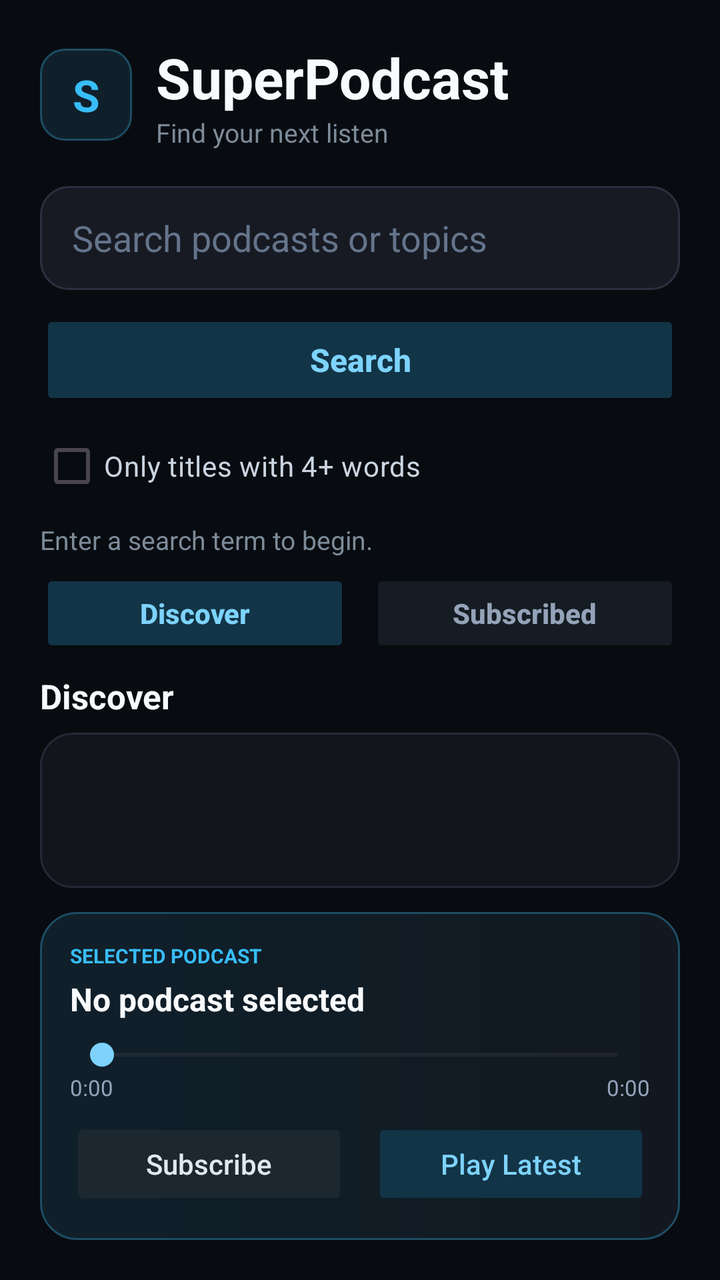
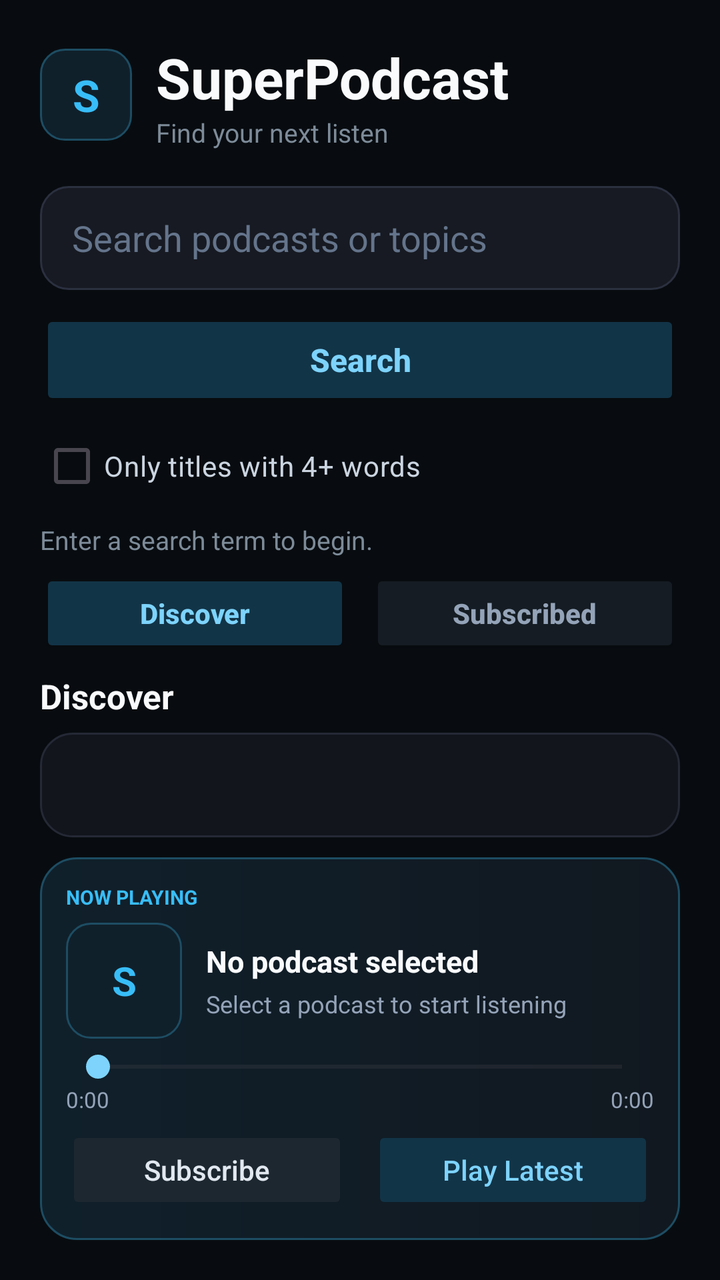

The first picture is an Android layout as it rendered before a commit; the second is the same layout after the commit. The layout source and the unified diff follow.
<!-- AndroidManifest.xml: application theme Theme.AndroidApp4 -->
<!-- res/layout/activity_main.xml -->
<?xml version="1.0" encoding="utf-8"?>
<LinearLayout xmlns:android="http://schemas.android.com/apk/res/android"
    xmlns:tools="http://schemas.android.com/tools"
    android:id="@+id/main"
    android:layout_width="match_parent"
    android:layout_height="match_parent"
    android:background="#080C10"
    android:orientation="vertical"
    android:padding="20dp"
    tools:context=".MainActivity">

    <LinearLayout android:layout_width="match_parent" android:layout_height="wrap_content" android:gravity="center_vertical" android:orientation="horizontal">
        <TextView android:layout_width="46dp" android:layout_height="46dp" android:background="@drawable/podcast_initial_background" android:gravity="center" android:text="S" android:textColor="#38BDF8" android:textSize="22sp" android:textStyle="bold" />
        <LinearLayout android:layout_width="0dp" android:layout_height="wrap_content" android:layout_marginStart="12dp" android:layout_weight="1" android:orientation="vertical">
            <TextView android:layout_width="wrap_content" android:layout_height="wrap_content" android:text="SuperPodcast" android:textColor="#F8FAFC" android:textSize="28sp" android:textStyle="bold" />
            <TextView android:layout_width="wrap_content" android:layout_height="wrap_content" android:text="Find your next listen" android:textColor="#7D8B99" android:textSize="13sp" />
        </LinearLayout>
    </LinearLayout>

    <EditText android:id="@+id/searchEditText" android:layout_width="match_parent" android:layout_height="52dp" android:layout_marginTop="18dp" android:background="@drawable/search_background" android:hint="Search podcasts or topics" android:inputType="text" android:paddingHorizontal="16dp" android:singleLine="true" android:textColor="#F8FAFC" android:textColorHighlight="#38BDF8" android:textColorHint="#64748B" />
    <Button android:id="@+id/searchButton" android:layout_width="match_parent" android:layout_height="50dp" android:layout_marginTop="10dp" android:backgroundTint="#123447" android:text="Search" android:textAllCaps="false" android:textColor="#7DD3FC" android:textSize="16sp" android:textStyle="bold" />
    <CheckBox android:id="@+id/longTitleCheckBox" android:layout_width="wrap_content" android:layout_height="wrap_content" android:layout_marginTop="4dp" android:buttonTint="#38BDF8" android:text="Only titles with 4+ words" android:textColor="#CBD5E1" />

    <LinearLayout android:layout_width="match_parent" android:layout_height="wrap_content" android:gravity="center_vertical" android:orientation="horizontal" android:paddingVertical="4dp">
        <ProgressBar android:id="@+id/progressBar" android:layout_width="22dp" android:layout_height="22dp" android:layout_marginEnd="10dp" android:indeterminateTint="#38BDF8" android:visibility="gone" />
        <TextView android:id="@+id/statusTextView" android:layout_width="0dp" android:layout_height="wrap_content" android:layout_weight="1" android:text="Enter a search term to begin." android:textColor="#7D8B99" android:textSize="13sp" />
    </LinearLayout>

    <LinearLayout android:layout_width="match_parent" android:layout_height="44dp" android:layout_marginTop="2dp" android:orientation="horizontal">
        <Button android:id="@+id/discoverTabButton" android:layout_width="0dp" android:layout_height="44dp" android:layout_marginEnd="5dp" android:layout_weight="1" android:backgroundTint="#123447" android:text="Discover" android:textAllCaps="false" android:textColor="#7DD3FC" android:textStyle="bold" />
        <Button android:id="@+id/subscribedTabButton" android:layout_width="0dp" android:layout_height="44dp" android:layout_marginStart="5dp" android:layout_weight="1" android:backgroundTint="#151C23" android:text="Subscribed" android:textAllCaps="false" android:textColor="#94A3B8" android:textStyle="bold" />
    </LinearLayout>

    <TextView android:id="@+id/listSectionTitleTextView" android:layout_width="wrap_content" android:layout_height="wrap_content" android:layout_marginTop="8dp" android:layout_marginBottom="7dp" android:text="Discover" android:textColor="#F8FAFC" android:textSize="17sp" android:textStyle="bold" />
    <ListView android:id="@+id/podcastListView" android:layout_width="match_parent" android:layout_height="0dp" android:layout_weight="1" android:background="@drawable/panel_background" android:clipToPadding="false" android:divider="#1E293B" android:dividerHeight="1dp" android:paddingHorizontal="6dp" android:paddingVertical="4dp" />

    <LinearLayout android:layout_width="match_parent" android:layout_height="wrap_content" android:layout_marginTop="12dp" android:background="@drawable/player_background" android:orientation="vertical" android:padding="15dp">
        <TextView android:layout_width="wrap_content" android:layout_height="wrap_content" android:text="SELECTED PODCAST" android:textColor="#38BDF8" android:textSize="10sp" android:textStyle="bold" />
        <TextView android:id="@+id/selectedPodcastTextView" android:layout_width="match_parent" android:layout_height="wrap_content" android:layout_marginTop="4dp" android:ellipsize="end" android:maxLines="2" android:text="No podcast selected" android:textColor="#F8FAFC" android:textSize="16sp" android:textStyle="bold" />
        <SeekBar android:id="@+id/playbackSeekBar" android:layout_width="match_parent" android:layout_height="wrap_content" android:layout_marginTop="8dp" android:max="1000" android:progress="0" android:progressTint="#38BDF8" android:thumbTint="#7DD3FC" />
        <LinearLayout android:layout_width="match_parent" android:layout_height="wrap_content" android:orientation="horizontal">
            <TextView android:id="@+id/currentTimeTextView" android:layout_width="0dp" android:layout_height="wrap_content" android:layout_weight="1" android:text="0:00" android:textColor="#94A3B8" android:textSize="11sp" />
            <TextView android:id="@+id/durationTextView" android:layout_width="wrap_content" android:layout_height="wrap_content" android:text="0:00" android:textColor="#94A3B8" android:textSize="11sp" />
        </LinearLayout>
        <LinearLayout android:layout_width="match_parent" android:layout_height="wrap_content" android:layout_marginTop="8dp" android:orientation="horizontal">
            <Button android:id="@+id/subscribeButton" android:layout_width="0dp" android:layout_height="46dp" android:layout_marginEnd="6dp" android:layout_weight="1" android:backgroundTint="#1C2730" android:enabled="false" android:text="Subscribe" android:textAllCaps="false" android:textColor="#E2E8F0" />
            <Button android:id="@+id/playButton" android:layout_width="0dp" android:layout_height="46dp" android:layout_marginStart="6dp" android:layout_weight="1" android:backgroundTint="#123447" android:enabled="false" android:text="Play Latest" android:textAllCaps="false" android:textColor="#7DD3FC" />
        </LinearLayout>
    </LinearLayout>
</LinearLayout>
<!-- resources referenced by this layout -->
<resources>
  <!-- drawable panel_background (drawable) -->
  <?xml version="1.0" encoding="utf-8"?>
  <shape xmlns:android="http://schemas.android.com/apk/res/android" android:shape="rectangle">
      <solid android:color="#12151C" />
      <stroke android:width="1dp" android:color="#252936" />
      <corners android:radius="16dp" />
  </shape>
  <!-- drawable player_background (drawable) -->
  <?xml version="1.0" encoding="utf-8"?>
  <shape xmlns:android="http://schemas.android.com/apk/res/android" android:shape="rectangle">
      <gradient
          android:angle="0"
          android:startColor="#10202B"
          android:endColor="#111820" />
      <stroke android:width="1dp" android:color="#1D4D63" />
      <corners android:radius="18dp" />
  </shape>
  <!-- drawable podcast_initial_background (drawable) -->
  <?xml version="1.0" encoding="utf-8"?>
  <shape xmlns:android="http://schemas.android.com/apk/res/android" android:shape="rectangle">
      <solid android:color="#10202B" />
      <stroke android:width="1dp" android:color="#1D4D63" />
      <corners android:radius="12dp" />
  </shape>
  <!-- drawable search_background (drawable) -->
  <?xml version="1.0" encoding="utf-8"?>
  <shape xmlns:android="http://schemas.android.com/apk/res/android" android:shape="rectangle">
      <solid android:color="#171A22" />
      <stroke android:width="1dp" android:color="#2B3040" />
      <corners android:radius="14dp" />
  </shape>
  <style name="Theme.AndroidApp4" parent="Base.Theme.AndroidApp4" />
  <style name="Base.Theme.AndroidApp4" parent="Theme.Material3.DayNight.NoActionBar">
          
          
      </style>
</resources>

<!-- the commit's change to res/layout/activity_main.xml (unified diff, before → after) -->
@@ -1,14 +1,5 @@
 <?xml version="1.0" encoding="utf-8"?>
-<LinearLayout xmlns:android="http://schemas.android.com/apk/res/android"
-    xmlns:tools="http://schemas.android.com/tools"
-    android:id="@+id/main"
-    android:layout_width="match_parent"
-    android:layout_height="match_parent"
-    android:background="#080C10"
-    android:orientation="vertical"
-    android:padding="20dp"
-    tools:context=".MainActivity">
-
+<LinearLayout xmlns:android="http://schemas.android.com/apk/res/android" xmlns:tools="http://schemas.android.com/tools" android:id="@+id/main" android:layout_width="match_parent" android:layout_height="match_parent" android:background="#080C10" android:orientation="vertical" android:padding="20dp" tools:context=".MainActivity">
     <LinearLayout android:layout_width="match_parent" android:layout_height="wrap_content" android:gravity="center_vertical" android:orientation="horizontal">
         <TextView android:layout_width="46dp" android:layout_height="46dp" android:background="@drawable/podcast_initial_background" android:gravity="center" android:text="S" android:textColor="#38BDF8" android:textSize="22sp" android:textStyle="bold" />
         <LinearLayout android:layout_width="0dp" android:layout_height="wrap_content" android:layout_marginStart="12dp" android:layout_weight="1" android:orientation="vertical">
@@ -16,35 +7,40 @@
             <TextView android:layout_width="wrap_content" android:layout_height="wrap_content" android:text="Find your next listen" android:textColor="#7D8B99" android:textSize="13sp" />
         </LinearLayout>
     </LinearLayout>
-
     <EditText android:id="@+id/searchEditText" android:layout_width="match_parent" android:layout_height="52dp" android:layout_marginTop="18dp" android:background="@drawable/search_background" android:hint="Search podcasts or topics" android:inputType="text" android:paddingHorizontal="16dp" android:singleLine="true" android:textColor="#F8FAFC" android:textColorHighlight="#38BDF8" android:textColorHint="#64748B" />
     <Button android:id="@+id/searchButton" android:layout_width="match_parent" android:layout_height="50dp" android:layout_marginTop="10dp" android:backgroundTint="#123447" android:text="Search" android:textAllCaps="false" android:textColor="#7DD3FC" android:textSize="16sp" android:textStyle="bold" />
     <CheckBox android:id="@+id/longTitleCheckBox" android:layout_width="wrap_content" android:layout_height="wrap_content" android:layout_marginTop="4dp" android:buttonTint="#38BDF8" android:text="Only titles with 4+ words" android:textColor="#CBD5E1" />
-
     <LinearLayout android:layout_width="match_parent" android:layout_height="wrap_content" android:gravity="center_vertical" android:orientation="horizontal" android:paddingVertical="4dp">
         <ProgressBar android:id="@+id/progressBar" android:layout_width="22dp" android:layout_height="22dp" android:layout_marginEnd="10dp" android:indeterminateTint="#38BDF8" android:visibility="gone" />
         <TextView android:id="@+id/statusTextView" android:layout_width="0dp" android:layout_height="wrap_content" android:layout_weight="1" android:text="Enter a search term to begin." android:textColor="#7D8B99" android:textSize="13sp" />
     </LinearLayout>
-
     <LinearLayout android:layout_width="match_parent" android:layout_height="44dp" android:layout_marginTop="2dp" android:orientation="horizontal">
         <Button android:id="@+id/discoverTabButton" android:layout_width="0dp" android:layout_height="44dp" android:layout_marginEnd="5dp" android:layout_weight="1" android:backgroundTint="#123447" android:text="Discover" android:textAllCaps="false" android:textColor="#7DD3FC" android:textStyle="bold" />
         <Button android:id="@+id/subscribedTabButton" android:layout_width="0dp" android:layout_height="44dp" android:layout_marginStart="5dp" android:layout_weight="1" android:backgroundTint="#151C23" android:text="Subscribed" android:textAllCaps="false" android:textColor="#94A3B8" android:textStyle="bold" />
     </LinearLayout>
-
     <TextView android:id="@+id/listSectionTitleTextView" android:layout_width="wrap_content" android:layout_height="wrap_content" android:layout_marginTop="8dp" android:layout_marginBottom="7dp" android:text="Discover" android:textColor="#F8FAFC" android:textSize="17sp" android:textStyle="bold" />
     <ListView android:id="@+id/podcastListView" android:layout_width="match_parent" android:layout_height="0dp" android:layout_weight="1" android:background="@drawable/panel_background" android:clipToPadding="false" android:divider="#1E293B" android:dividerHeight="1dp" android:paddingHorizontal="6dp" android:paddingVertical="4dp" />
 
-    <LinearLayout android:layout_width="match_parent" android:layout_height="wrap_content" android:layout_marginTop="12dp" android:background="@drawable/player_background" android:orientation="vertical" android:padding="15dp">
-        <TextView android:layout_width="wrap_content" android:layout_height="wrap_content" android:text="SELECTED PODCAST" android:textColor="#38BDF8" android:textSize="10sp" android:textStyle="bold" />
-        <TextView android:id="@+id/selectedPodcastTextView" android:layout_width="match_parent" android:layout_height="wrap_content" android:layout_marginTop="4dp" android:ellipsize="end" android:maxLines="2" android:text="No podcast selected" android:textColor="#F8FAFC" android:textSize="16sp" android:textStyle="bold" />
-        <SeekBar android:id="@+id/playbackSeekBar" android:layout_width="match_parent" android:layout_height="wrap_content" android:layout_marginTop="8dp" android:max="1000" android:progress="0" android:progressTint="#38BDF8" android:thumbTint="#7DD3FC" />
+    <LinearLayout android:layout_width="match_parent" android:layout_height="wrap_content" android:layout_marginTop="10dp" android:background="@drawable/player_background" android:orientation="vertical" android:padding="13dp">
+        <TextView android:layout_width="wrap_content" android:layout_height="wrap_content" android:text="NOW PLAYING" android:textColor="#38BDF8" android:textSize="10sp" android:textStyle="bold" />
+        <LinearLayout android:layout_width="match_parent" android:layout_height="wrap_content" android:layout_marginTop="6dp" android:gravity="center_vertical" android:orientation="horizontal">
+            <FrameLayout android:layout_width="58dp" android:layout_height="58dp">
+                <TextView android:id="@+id/selectedPodcastInitialTextView" android:layout_width="match_parent" android:layout_height="match_parent" android:background="@drawable/podcast_initial_background" android:gravity="center" android:text="S" android:textColor="#38BDF8" android:textSize="20sp" android:textStyle="bold" />
+                <ImageView android:id="@+id/selectedPodcastArtworkImageView" android:layout_width="match_parent" android:layout_height="match_parent" android:contentDescription="Selected podcast artwork" android:scaleType="centerCrop" />
+            </FrameLayout>
+            <LinearLayout android:layout_width="0dp" android:layout_height="wrap_content" android:layout_marginStart="12dp" android:layout_weight="1" android:orientation="vertical">
+                <TextView android:id="@+id/selectedPodcastTextView" android:layout_width="match_parent" android:layout_height="wrap_content" android:ellipsize="end" android:maxLines="1" android:text="No podcast selected" android:textColor="#F8FAFC" android:textSize="15sp" android:textStyle="bold" />
+                <TextView android:id="@+id/episodeTitleTextView" android:layout_width="match_parent" android:layout_height="wrap_content" android:layout_marginTop="3dp" android:ellipsize="end" android:maxLines="2" android:text="Select a podcast to start listening" android:textColor="#94A3B8" android:textSize="12sp" />
+            </LinearLayout>
+        </LinearLayout>
+        <SeekBar android:id="@+id/playbackSeekBar" android:layout_width="match_parent" android:layout_height="wrap_content" android:layout_marginTop="5dp" android:max="1000" android:progress="0" android:progressTint="#38BDF8" android:thumbTint="#7DD3FC" />
         <LinearLayout android:layout_width="match_parent" android:layout_height="wrap_content" android:orientation="horizontal">
             <TextView android:id="@+id/currentTimeTextView" android:layout_width="0dp" android:layout_height="wrap_content" android:layout_weight="1" android:text="0:00" android:textColor="#94A3B8" android:textSize="11sp" />
             <TextView android:id="@+id/durationTextView" android:layout_width="wrap_content" android:layout_height="wrap_content" android:text="0:00" android:textColor="#94A3B8" android:textSize="11sp" />
         </LinearLayout>
-        <LinearLayout android:layout_width="match_parent" android:layout_height="wrap_content" android:layout_marginTop="8dp" android:orientation="horizontal">
-            <Button android:id="@+id/subscribeButton" android:layout_width="0dp" android:layout_height="46dp" android:layout_marginEnd="6dp" android:layout_weight="1" android:backgroundTint="#1C2730" android:enabled="false" android:text="Subscribe" android:textAllCaps="false" android:textColor="#E2E8F0" />
-            <Button android:id="@+id/playButton" android:layout_width="0dp" android:layout_height="46dp" android:layout_marginStart="6dp" android:layout_weight="1" android:backgroundTint="#123447" android:enabled="false" android:text="Play Latest" android:textAllCaps="false" android:textColor="#7DD3FC" />
+        <LinearLayout android:layout_width="match_parent" android:layout_height="wrap_content" android:layout_marginTop="6dp" android:orientation="horizontal">
+            <Button android:id="@+id/subscribeButton" android:layout_width="0dp" android:layout_height="44dp" android:layout_marginEnd="6dp" android:layout_weight="1" android:backgroundTint="#1C2730" android:enabled="false" android:text="Subscribe" android:textAllCaps="false" android:textColor="#E2E8F0" />
+            <Button android:id="@+id/playButton" android:layout_width="0dp" android:layout_height="44dp" android:layout_marginStart="6dp" android:layout_weight="1" android:backgroundTint="#123447" android:enabled="false" android:text="Play Latest" android:textAllCaps="false" android:textColor="#7DD3FC" />
         </LinearLayout>
     </LinearLayout>
 </LinearLayout>
